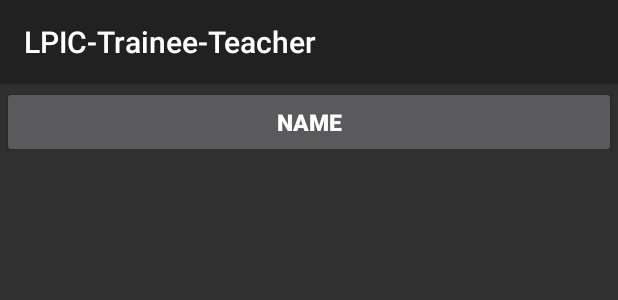
After one commit to gbs-technikum/LPIC, an Android app: the layout category_record.xml on its own in the app's theme, with its tools: preview values and no code run, on a phone screen of 412 x 824 dp. The commit adds this screen. Shown: the top 300 px of the screen. Run offline under Robolectric (Android 15) with nearby library versions, the phone set to English and light mode, and no system bars.

Commit message:
activity_category.xml - large erstellt

```diff
--- a/app/build.gradle
+++ b/app/build.gradle
@@ -4,7 +4,7 @@ android {
     compileSdkVersion 26
     defaultConfig {
         applicationId "lpictraineeteacher.project.local.lpic_trainee_teacher"
-        minSdkVersion 23
+        minSdkVersion 22
         targetSdkVersion 26
         versionCode 1
         versionName "1.0"
@@ -16,10 +16,12 @@ android {
             proguardFiles getDefaultProguardFile('proguard-android.txt'), 'proguard-rules.pro'
         }
     }
+    productFlavors {
+    }
 }
 
 dependencies {
-    implementation fileTree(dir: 'libs', include: ['*.jar'])
+    implementation fileTree(include: ['*.jar'], dir: 'libs')
     implementation 'com.android.support.constraint:constraint-layout:1.0.2'
     implementation 'com.android.support:appcompat-v7:26.1.0'
     testImplementation 'junit:junit:4.12'
--- a/app/src/main/java/lpictraineeteacher/project/local/lpic_trainee_teacher/ActivitysBaseData/CategoryNewBDActivity.java
+++ b/app/src/main/java/lpictraineeteacher/project/local/lpic_trainee_teacher/ActivitysBaseData/CategoryNewBDActivity.java
@@ -61,6 +61,7 @@ public class CategoryNewBDActivity extends Activity  implements ConstantsBD {
             Toast.makeText(getApplicationContext(),  R.string.emptyfield, Toast.LENGTH_LONG).show();
         } else {
             Intent intent = new Intent();
+            intent.putExtra(CATEGORY,etKategorie.getText().toString());
             setResult(RESULT_OK, intent);
             finish();
         }
--- a/app/src/main/java/lpictraineeteacher/project/local/lpic_trainee_teacher/persistent/SqliteService.java
+++ b/app/src/main/java/lpictraineeteacher/project/local/lpic_trainee_teacher/persistent/SqliteService.java
@@ -51,7 +51,6 @@ public class SqliteService extends SQLiteOpenHelper {
         }
         return ourInstance;
     }
-
 
     public SqliteService(Context context) {
         super(context, DATABASE_NAME, null, DATABASE_VERSION);
--- /dev/null
+++ b/app/src/main/res/layout-large/category_record.xml
@@ -0,0 +1,29 @@
+<?xml version="1.0" encoding="utf-8"?>
+
+<LinearLayout xmlns:android="http://schemas.android.com/apk/res/android"
+
+    android:layout_width="match_parent"
+    android:layout_height="wrap_content"
+    android:gravity="center_horizontal"
+    android:orientation="vertical">
+
+    <LinearLayout
+        android:id="@+id/linearLayoutRecord"
+        android:layout_width="match_parent"
+        android:layout_height="wrap_content"
+        android:gravity="center"
+        android:padding="1dip">
+
+        <Button
+            android:id="@+id/btnKategorie"
+            android:layout_width="match_parent"
+            android:layout_height="75dip"
+            android:gravity="center"
+            android:padding="4dip"
+            android:text="Name"
+            android:textSize="15sp"
+            android:textStyle="bold" />
+
+    </LinearLayout>
+
+</LinearLayout>
```
Also changed, not shown: app/src/main/java/lpictraineeteacher/project/local/lpic_trainee_teacher/AcivitysMain/CategoryActivity.java (+8 -2 lines), app/src/main/res/layout-large/activity_category.xml (added, +84 -0 lines), app/src/main/res/layout/category_record.xml (renamed from app/src/main/res/layout/kategorie_record.xml), 1 other file.
